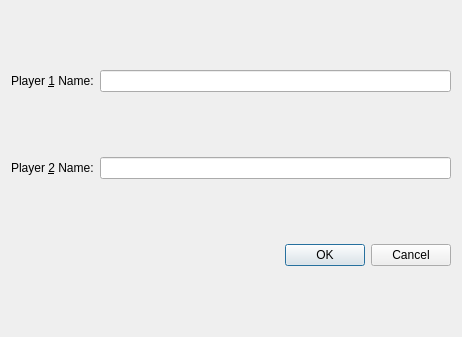
Qt form Chapter 3/tictactoe/tictactoewidget.ui (starrynights89/Game_practice_Qt-5.10) before a commit.
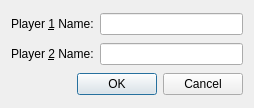
The same form after that commit.

The edit to the form file:
```diff
--- a/Chapter 3/tictactoe/tictactoewidget.ui
+++ b/Chapter 3/tictactoe/tictactoewidget.ui
@@ -6,8 +6,8 @@
    <rect>
     <x>0</x>
     <y>0</y>
-    <width>462</width>
-    <height>337</height>
+    <width>254</width>
+    <height>108</height>
    </rect>
   </property>
   <property name="windowTitle">
```
Left out of the diff: 8 changed lines with no effect on the pictures.
